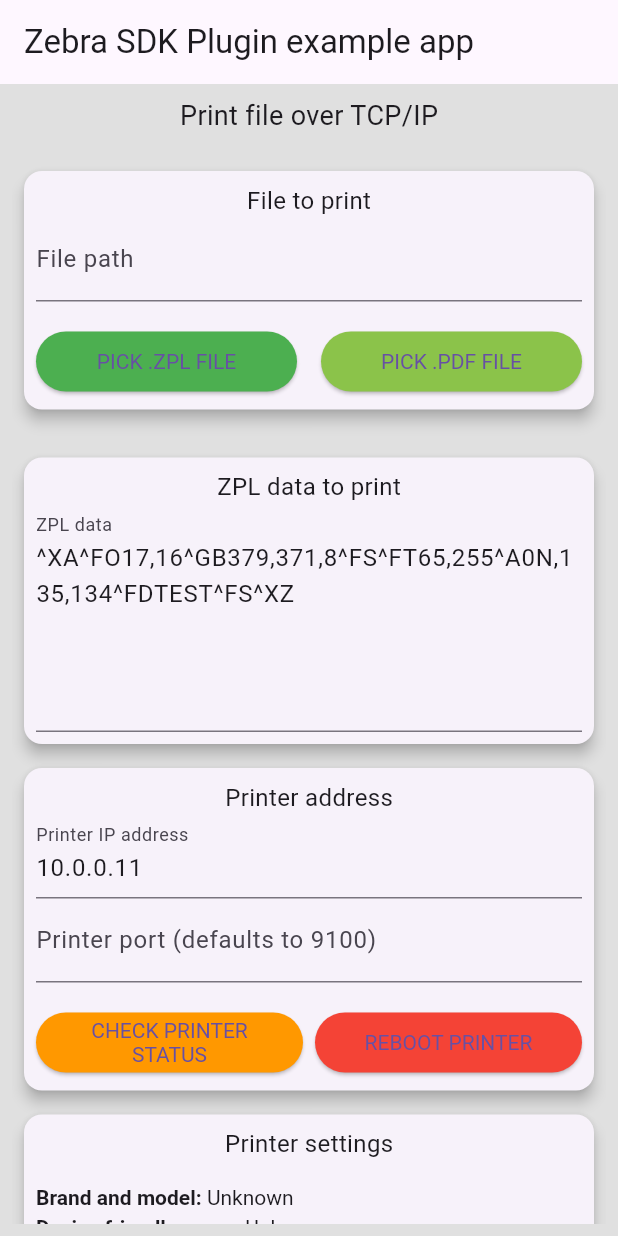
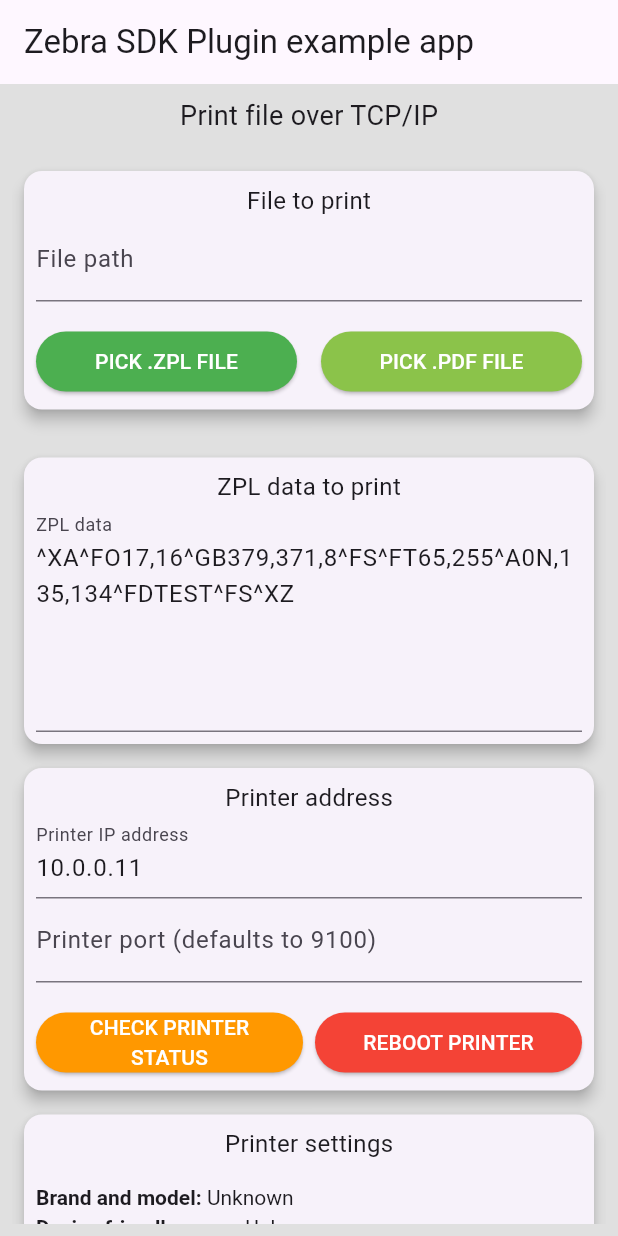
Before and after one commit to luis901101/zsdk, a Flutter app: the screen it shows after launch, on a phone screen of 412 x 824 dp. Run offline on Flutter 3.47's test engine with Material 3 defaults, Android fonts, the phone set to English and light mode, and no system bars; our stand-ins replace file_picker.

Commit message:
- Example project updated to use latest version of dependencies and adjust to latest flutter version.

```diff
--- a/example/lib/main.dart
+++ b/example/lib/main.dart
@@ -154,11 +154,10 @@ class _MyAppState extends State<MyApp> {
                         children: <Widget>[
                           Expanded(
                             child: ElevatedButton(
-                              style: ButtonStyle(
-                                  backgroundColor:
-                                      MaterialStateProperty.all(Colors.green),
-                                  textStyle: MaterialStateProperty.all(
-                                      const TextStyle(color: Colors.white))),
+                              style: ElevatedButton.styleFrom(
+                                backgroundColor: Colors.green,
+                                foregroundColor: Colors.white,
+                              ),
                               onPressed: () async {
                                 try {
                                   FilePickerResult? result = await FilePicker
@@ -187,11 +186,10 @@ class _MyAppState extends State<MyApp> {
                           ),
                           Expanded(
                             child: ElevatedButton(
-                              style: ButtonStyle(
-                                  backgroundColor: MaterialStateProperty.all(
-                                      Colors.lightGreen),
-                                  textStyle: MaterialStateProperty.all(
-                                      const TextStyle(color: Colors.white))),
+                              style: ElevatedButton.styleFrom(
+                                backgroundColor: Colors.lightGreen,
+                                foregroundColor: Colors.white,
+                              ),
                               onPressed: () async {
                                 try {
                                   FilePickerResult? result = await FilePicker
@@ -295,11 +293,10 @@ class _MyAppState extends State<MyApp> {
                         children: <Widget>[
                           Expanded(
                             child: ElevatedButton(
-                              style: ButtonStyle(
-                                  backgroundColor:
-                                      MaterialStateProperty.all(Colors.orange),
-                                  textStyle: MaterialStateProperty.all(
-                                      const TextStyle(color: Colors.white))),
+                              style: ElevatedButton.styleFrom(
+                                backgroundColor: Colors.orange,
+                                foregroundColor: Colors.white,
+                              ),
                               onPressed:
                                   checkingStatus == OperationStatus.RECEIVING
                                       ? null
@@ -313,11 +310,10 @@ class _MyAppState extends State<MyApp> {
                           const SizedBox(width: 8),
                           Expanded(
                             child: ElevatedButton(
-                              style: ButtonStyle(
-                                  backgroundColor:
-                                      MaterialStateProperty.all(Colors.red),
-                                  textStyle: MaterialStateProperty.all(
-                                      const TextStyle(color: Colors.white))),
+                              style: ElevatedButton.styleFrom(
+                                backgroundColor: Colors.red,
+                                foregroundColor: Colors.white,
+                              ),
                               onPressed:
                                   checkingStatus == OperationStatus.SENDING
                                       ? null
@@ -627,11 +623,10 @@ class _MyAppState extends State<MyApp> {
                         children: <Widget>[
                           Expanded(
                             child: ElevatedButton(
-                              style: ButtonStyle(
-                                  backgroundColor: MaterialStateProperty.all(
-                                      Colors.deepPurple),
-                                  textStyle: MaterialStateProperty.all(
-                                      const TextStyle(color: Colors.white))),
+                              style: ElevatedButton.styleFrom(
+                                backgroundColor: Colors.deepPurple,
+                                foregroundColor: Colors.white,
+                              ),
                               onPressed:
                                   settingsStatus == OperationStatus.SENDING ||
                                           settingsStatus ==
@@ -649,11 +644,10 @@ class _MyAppState extends State<MyApp> {
                           ),
                           Expanded(
                             child: ElevatedButton(
-                              style: ButtonStyle(
-                                  backgroundColor:
-                                      MaterialStateProperty.all(Colors.purple),
-                                  textStyle: MaterialStateProperty.all(
-                                      const TextStyle(color: Colors.white))),
+                              style: ElevatedButton.styleFrom(
+                                backgroundColor: Colors.purple,
+                                foregroundColor: Colors.white,
+                              ),
                               onPressed:
                                   settingsStatus == OperationStatus.SENDING ||
                                           settingsStatus ==
@@ -672,11 +666,10 @@ class _MyAppState extends State<MyApp> {
                         children: <Widget>[
                           Expanded(
                             child: ElevatedButton(
-                              style: ButtonStyle(
-                                  backgroundColor:
-                                      MaterialStateProperty.all(Colors.pink),
-                                  textStyle: MaterialStateProperty.all(
-                                      const TextStyle(color: Colors.white))),
+                              style: ElevatedButton.styleFrom(
+                                backgroundColor: Colors.pink,
+                                foregroundColor: Colors.white,
+                              ),
                               onPressed:
                                   settingsStatus == OperationStatus.SENDING ||
                                           settingsStatus ==
@@ -732,11 +725,10 @@ class _MyAppState extends State<MyApp> {
                         children: <Widget>[
                           Expanded(
                             child: ElevatedButton(
-                              style: ButtonStyle(
-                                  backgroundColor: MaterialStateProperty.all(
-                                      Colors.blueGrey),
-                                  textStyle: MaterialStateProperty.all(
-                                      const TextStyle(color: Colors.white))),
+                              style: ElevatedButton.styleFrom(
+                                backgroundColor: Colors.blueGrey,
+                                foregroundColor: Colors.white,
+                              ),
                               onPressed:
                                   calibrationStatus == OperationStatus.SENDING
                                       ? null
@@ -832,10 +824,10 @@ class _MyAppState extends State<MyApp> {
                 ),
               ),
               ElevatedButton(
-                style: ButtonStyle(
-                    backgroundColor: MaterialStateProperty.all(Colors.cyan),
-                    textStyle: MaterialStateProperty.all(
-                        const TextStyle(color: Colors.white))),
+                style: ElevatedButton.styleFrom(
+                  backgroundColor: Colors.cyan,
+                  foregroundColor: Colors.white,
+                ),
                 onPressed: printStatus == OperationStatus.SENDING
                     ? null
                     : () => onClick(btnPrintConfigurationLabel),
@@ -848,11 +840,10 @@ class _MyAppState extends State<MyApp> {
                 children: <Widget>[
                   Expanded(
                     child: ElevatedButton(
-                      style: ButtonStyle(
-                          backgroundColor:
-                              MaterialStateProperty.all(Colors.blueAccent),
-                          textStyle: MaterialStateProperty.all(
-                              const TextStyle(color: Colors.white))),
+                      style: ElevatedButton.styleFrom(
+                        backgroundColor: Colors.blueAccent,
+                        foregroundColor: Colors.white,
+                      ),
                       onPressed: printStatus == OperationStatus.SENDING
                           ? null
                           : () => onClick(btnPrintZplFileOverTCPIP),
@@ -867,11 +858,10 @@ class _MyAppState extends State<MyApp> {
                   ),
                   Expanded(
                     child: ElevatedButton(
-                      style: ButtonStyle(
-                          backgroundColor:
-                              MaterialStateProperty.all(Colors.lightBlue),
-                          textStyle: MaterialStateProperty.all(
-                              const TextStyle(color: Colors.white))),
+                      style: ElevatedButton.styleFrom(
+                        backgroundColor: Colors.lightBlue,
+                        foregroundColor: Colors.white,
+                      ),
                       onPressed: printStatus == OperationStatus.SENDING
                           ? null
                           : () => onClick(btnPrintPdfFileOverTCPIP),
@@ -884,11 +874,10 @@ class _MyAppState extends State<MyApp> {
                 ],
               ),
               ElevatedButton(
-                style: ButtonStyle(
-                    backgroundColor:
-                        MaterialStateProperty.all(Colors.blueAccent),
-                    textStyle: MaterialStateProperty.all(
-                        const TextStyle(color: Colors.white))),
+                style: ElevatedButton.styleFrom(
+                  backgroundColor: Colors.blueAccent,
+                  foregroundColor: Colors.white,
+                ),
                 onPressed: printStatus == OperationStatus.SENDING
                     ? null
                     : () => onClick(btnPrintZplDataOverTCPIP),
--- a/example/pubspec.yaml
+++ b/example/pubspec.yaml
@@ -10,14 +10,14 @@ environment:
 dependencies:
   flutter:
     sdk: flutter
-  file_picker: ^6.1.1
+  file_picker: ^8.3.5
   zsdk:
     path: ../
 
 dev_dependencies:
   flutter_test:
     sdk: flutter
-  flutter_lints: ^3.0.1
+  flutter_lints: ^5.0.0
 
 
 # For information on the generic Dart part of this file, see the
```
Also changed, not shown: 7 other files.
